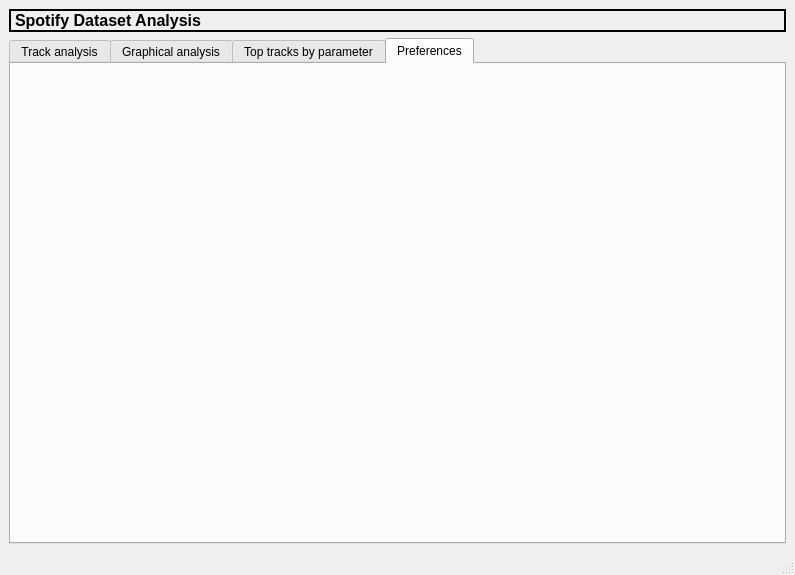
Before: the Qt Designer form graphics/main.ui in moonless-linew/edu-hse-spotify-analyser, drawn with Qt 5.
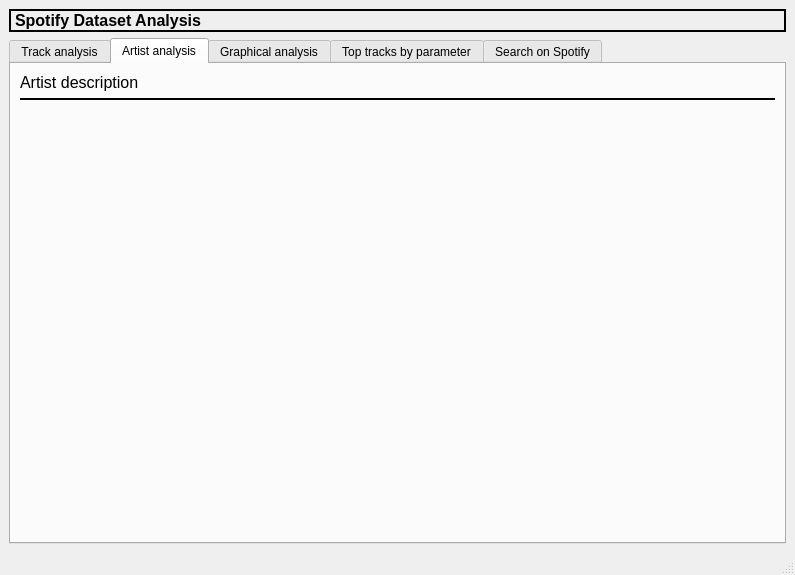
After: the same form once the commit is applied. The open tabs and pages were chosen to show the change. Icons and pictures are not drawn.

Commit message: some layout fixes README.md new directories

Diff of the .ui file:
```diff
--- a/graphics/main.ui
+++ b/graphics/main.ui
@@ -557,6 +557,51 @@
         </item>
        </layout>
       </widget>
+      <widget class="QWidget" name="tab_3">
+       <attribute name="title">
+        <string>Artist analysis</string>
+       </attribute>
+       <layout class="QVBoxLayout" name="verticalLayout_6">
+        <item>
+         <widget class="QLabel" name="label_23">
+          <property name="font">
+           <font>
+            <pointsize>12</pointsize>
+           </font>
+          </property>
+          <property name="text">
+           <string>Artist description</string>
+          </property>
+         </widget>
+        </item>
+        <item>
+         <widget class="Line" name="line_7">
+          <property name="frameShadow">
+           <enum>QFrame::Plain</enum>
+          </property>
+          <property name="lineWidth">
+           <number>2</number>
+          </property>
+          <property name="orientation">
+           <enum>Qt::Horizontal</enum>
+          </property>
+         </widget>
+        </item>
+        <item>
+         <spacer name="verticalSpacer_3">
+          <property name="orientation">
+           <enum>Qt::Vertical</enum>
+          </property>
+          <property name="sizeHint" stdset="0">
+           <size>
+            <width>20</width>
+            <height>40</height>
+           </size>
+          </property>
+         </spacer>
+        </item>
+       </layout>
+      </widget>
       <widget class="QWidget" name="tab">
        <attribute name="title">
         <string>Graphical analysis</string>
@@ -926,9 +971,9 @@
         </item>
        </layout>
       </widget>
-      <widget class="QWidget" name="tab_3">
+      <widget class="QWidget" name="tab_5">
        <attribute name="title">
-        <string>Preferences</string>
+        <string>Search on Spotify</string>
        </attribute>
       </widget>
      </widget>
```
Left out of the diff: 30 changed lines with no effect on the pictures. The commit also changes 8 other files.
